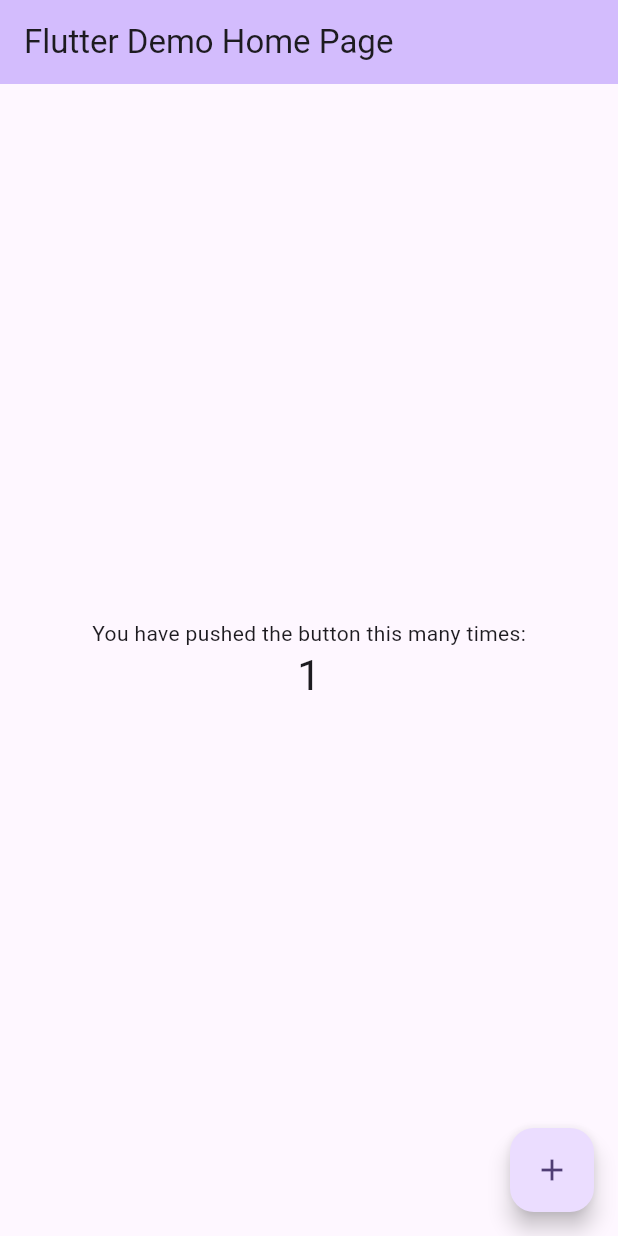
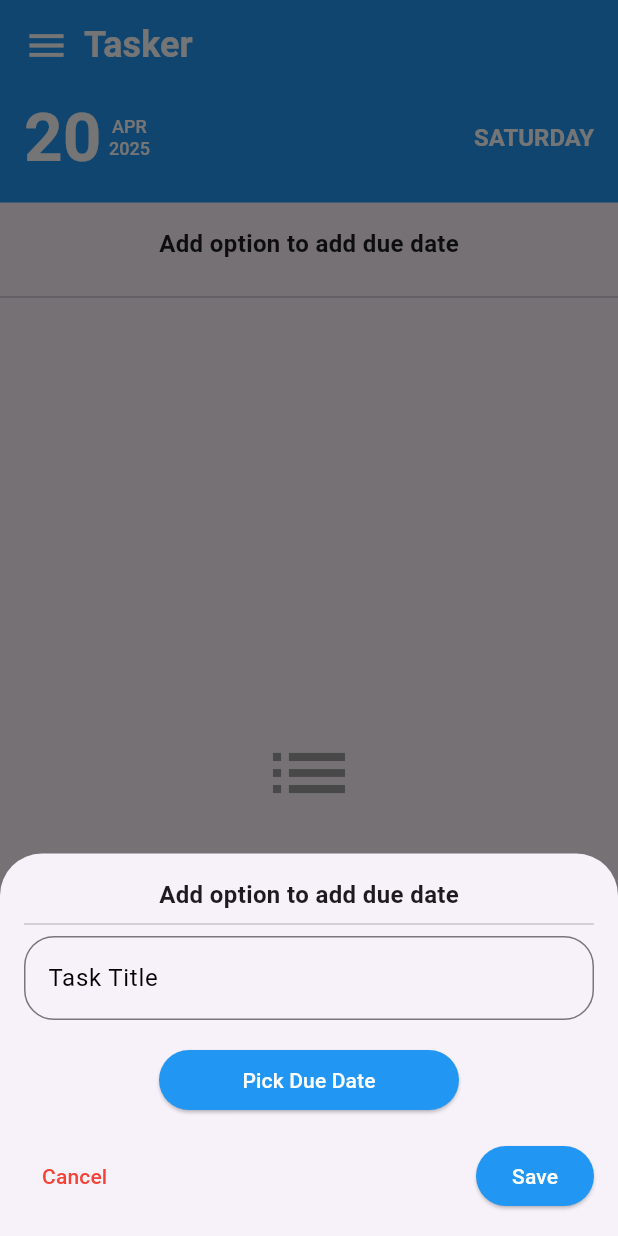
Before and after one commit to a7medjamal/CIS_Tasks, a Flutter app: the screen it shows after launch, after a tap on the "add" icon, on a phone screen of 412 x 824 dp. Run offline on Flutter 3.47's test engine with Material 3 defaults, Android fonts, the phone set to English and light mode, and no system bars; our stand-ins replace sqflite; accounts and stored records are empty.

Commit message:
created: home screen & some optimizations

```diff
--- a/week-5/to_do_list_with_sqlite/analysis_options.yaml
+++ b/week-5/to_do_list_with_sqlite/analysis_options.yaml
@@ -7,6 +7,10 @@
 
 # The following line activates a set of recommended lints for Flutter apps,
 # packages, and plugins designed to encourage good coding practices.
+analyzer:
+  errors:
+    use_build_context_synchronously: ignore
+    deprecated_member_use: ignore
 include: package:flutter_lints/flutter.yaml
 
 linter:
--- /dev/null
+++ b/week-5/to_do_list_with_sqlite/lib/core/utils/date_utils.dart
@@ -0,0 +1,15 @@
+String getMonthAbbreviation(int month) {
+  const months = [
+    'JAN', 'FEB', 'MAR', 'APR', 'MAY', 'JUN',
+    'JUL', 'AUG', 'SEP', 'OCT', 'NOV', 'DEC',
+  ];
+  return months[month - 1];
+}
+
+String getWeekdayName(int weekday) {
+  const weekdays = [
+    'SUNDAY', 'MONDAY', 'TUESDAY', 'WEDNESDAY',
+    'THURSDAY', 'FRIDAY', 'SATURDAY',
+  ];
+  return weekdays[weekday - 1];
+}
--- a/week-5/to_do_list_with_sqlite/lib/main.dart
+++ b/week-5/to_do_list_with_sqlite/lib/main.dart
@@ -1,122 +1,26 @@
 import 'package:flutter/material.dart';
+import 'package:to_do_list_with_sqlite/data/datasources/todo_local_datasource.dart';
+import 'package:to_do_list_with_sqlite/data/repositories/todo_repository_impl.dart';
+import 'package:to_do_list_with_sqlite/domain/usecases/get_all_todos.dart';
+import 'package:to_do_list_with_sqlite/domain/usecases/insert_todo.dart';
+import 'package:to_do_list_with_sqlite/presentation/screens/home_screen.dart';
 
 void main() {
-  runApp(const MyApp());
+  WidgetsFlutterBinding.ensureInitialized();
+  runApp(ToDoApp());
 }
 
-class MyApp extends StatelessWidget {
-  const MyApp({super.key});
-
-  // This widget is the root of your application.
+class ToDoApp extends StatelessWidget {
+  const ToDoApp({super.key});
   @override
   Widget build(BuildContext context) {
+    final datasource = TodoLocalDatasource();
+    final repository = TodoRepositoryImpl(datasource);
+    final getAllTodos = GetAllTodos(repository);
+    final insertTodo = InsertTodo(repository);
     return MaterialApp(
-      title: 'Flutter Demo',
-      theme: ThemeData(
-        // This is the theme of your application.
-        //
-        // TRY THIS: Try running your application with "flutter run". You'll see
-        // the application has a purple toolbar. Then, without quitting the app,
-        // try changing the seedColor in the colorScheme below to Colors.green
-        // and then invoke "hot reload" (save your changes or press the "hot
-        // reload" button in a Flutter-supported IDE, or press "r" if you used
-        // the command line to start the app).
-        //
-        // Notice that the counter didn't reset back to zero; the application
-        // state is not lost during the reload. To reset the state, use hot
-        // restart instead.
-        //
-        // This works for code too, not just values: Most code changes can be
-        // tested with just a hot reload.
-        colorScheme: ColorScheme.fromSeed(seedColor: Colors.deepPurple),
-      ),
-      home: const MyHomePage(title: 'Flutter Demo Home Page'),
+      home: HomePage(getAllTodos: getAllTodos, insertTodo: insertTodo),
+      debugShowCheckedModeBanner: false,
     );
   }
 }
-
-class MyHomePage extends StatefulWidget {
-  const MyHomePage({super.key, required this.title});
-
-  // This widget is the home page of your application. It is stateful, meaning
-  // that it has a State object (defined below) that contains fields that affect
-  // how it looks.
-
-  // This class is the configuration for the state. It holds the values (in this
-  // case the title) provided by the parent (in this case the App widget) and
-  // used by the build method of the State. Fields in a Widget subclass are
-  // always marked "final".
-
-  final String title;
-
-  @override
-  State<MyHomePage> createState() => _MyHomePageState();
-}
-
-class _MyHomePageState extends State<MyHomePage> {
-  int _counter = 0;
-
-  void _incrementCounter() {
-    setState(() {
-      // This call to setState tells the Flutter framework that something has
-      // changed in this State, which causes it to rerun the build method below
-      // so that the display can reflect the updated values. If we changed
-      // _counter without calling setState(), then the build method would not be
-      // called again, and so nothing would appear to happen.
-      _counter++;
-    });
-  }
-
-  @override
-  Widget build(BuildContext context) {
-    // This method is rerun every time setState is called, for instance as done
-    // by the _incrementCounter method above.
-    //
-    // The Flutter framework has been optimized to make rerunning build methods
-    // fast, so that you can just rebuild anything that needs updating rather
-    // than having to individually change instances of widgets.
-    return Scaffold(
-      appBar: AppBar(
-        // TRY THIS: Try changing the color here to a specific color (to
-        // Colors.amber, perhaps?) and trigger a hot reload to see the AppBar
-        // change color while the other colors stay the same.
-        backgroundColor: Theme.of(context).colorScheme.inversePrimary,
-        // Here we take the value from the MyHomePage object that was created by
-        // the App.build method, and use it to set our appbar title.
-        title: Text(widget.title),
-      ),
-      body: Center(
-        // Center is a layout widget. It takes a single child and positions it
-        // in the middle of the parent.
-        child: Column(
-          // Column is also a layout widget. It takes a list of children and
-          // arranges them vertically. By default, it sizes itself to fit its
-          // children horizontally, and tries to be as tall as its parent.
-          //
-          // Column has various properties to control how it sizes itself and
-          // how it positions its children. Here we use mainAxisAlignment to
-          // center the children vertically; the main axis here is the vertical
-          // axis because Columns are vertical (the cross axis would be
-          // horizontal).
-          //
-          // TRY THIS: Invoke "debug painting" (choose the "Toggle Debug Paint"
-          // action in the IDE, or press "p" in the console), to see the
-          // wireframe for each widget.
-          mainAxisAlignment: MainAxisAlignment.center,
-          children: <Widget>[
-            const Text('You have pushed the button this many times:'),
-            Text(
-              '$_counter',
-              style: Theme.of(context).textTheme.headlineMedium,
-            ),
-          ],
-        ),
-      ),
-      floatingActionButton: FloatingActionButton(
-        onPressed: _incrementCounter,
-        tooltip: 'Increment',
-        child: const Icon(Icons.add),
-      ), // This trailing comma makes auto-formatting nicer for build methods.
-    );
-  }
-}
--- /dev/null
+++ b/week-5/to_do_list_with_sqlite/lib/presentation/screens/home_screen.dart
@@ -0,0 +1,115 @@
+import 'package:flutter/material.dart';
+import 'package:to_do_list_with_sqlite/core/utils/date_utils.dart';
+import 'package:to_do_list_with_sqlite/presentation/screens/widgets/add_todo_sheet.dart';
+import 'package:to_do_list_with_sqlite/presentation/screens/widgets/todo_empty_state.dart';
+import 'package:to_do_list_with_sqlite/presentation/screens/widgets/todo_list_view.dart';
+import '../../domain/usecases/get_all_todos.dart';
+import '../../domain/usecases/insert_todo.dart';
+import '../../domain/entities/todo.dart';
+
+class HomePage extends StatelessWidget {
+  final GetAllTodos getAllTodos;
+  final InsertTodo insertTodo;
+
+  const HomePage({
+    super.key,
+    required this.getAllTodos,
+    required this.insertTodo,
+  });
+
+  @override
+  Widget build(BuildContext context) {
+    final now = DateTime.now();
+
+    return Scaffold(
+      appBar: AppBar(
+        toolbarHeight: 135,
+        backgroundColor: Colors.blue,
+        title: _buildHeader(now),
+      ),
+      body: FutureBuilder<List<Todo>>(
+        future: getAllTodos(),
+        builder: (context, snapshot) {
+          if (snapshot.connectionState == ConnectionState.waiting) {
+            return const Center(child: CircularProgressIndicator());
+          }
+          if (!snapshot.hasData || snapshot.data!.isEmpty) {
+            return const TodoEmptyState();
+          }
+          return TodoListView(todos: snapshot.data!);
+        },
+      ),
+      floatingActionButton: FloatingActionButton(
+        shape: RoundedRectangleBorder(borderRadius: BorderRadius.circular(30)),
+        backgroundColor: Colors.blue,
+        onPressed: () => showAddTodoSheet(context, insertTodo),
+        child: const Icon(Icons.add, size: 30, color: Colors.white),
+      ),
+    );
+  }
+
+  Widget _buildHeader(DateTime now) {
+    return Column(
+      crossAxisAlignment: CrossAxisAlignment.start,
+      children: [
+        Row(
+          children: const [
+            Icon(Icons.menu, size: 30, color: Colors.white),
+            SizedBox(width: 10),
+            Text(
+              'Tasker',
+              style: TextStyle(
+                fontSize: 24,
+                fontWeight: FontWeight.bold,
+                color: Colors.white,
+              ),
+            ),
+          ],
+        ),
+        const SizedBox(height: 18),
+        Row(
+          children: [
+            Text(
+              now.day.toString(),
+              style: const TextStyle(
+                fontSize: 45,
+                fontWeight: FontWeight.bold,
+                color: Colors.white,
+              ),
+            ),
+            const SizedBox(width: 5),
+            Column(
+              children: [
+                Text(
+                  getMonthAbbreviation(now.month),
+                  style: const TextStyle(
+                    fontSize: 12,
+                    fontWeight: FontWeight.w500,
+                    color: Colors.white,
+                  ),
+                ),
+                Text(
+                  now.year.toString(),
+                  style: const TextStyle(
+                    fontSize: 12,
+                    fontWeight: FontWeight.w500,
+                    color: Colors.white,
+                  ),
+                ),
+              ],
+            ),
+            const Spacer(),
+            Text(
+              getWeekdayName(now.weekday),
+              style: const TextStyle(
+                fontSize: 16,
+                fontWeight: FontWeight.w700,
+                color: Colors.white,
+              ),
+            ),
+          ],
+        ),
+      ],
+    );
+  }
+}
--- /dev/null
+++ b/week-5/to_do_list_with_sqlite/lib/presentation/screens/widgets/add_todo_sheet.dart
@@ -0,0 +1,111 @@
+import 'package:flutter/material.dart';
+import '../../../domain/entities/todo.dart';
+import '../../../domain/usecases/insert_todo.dart';
+
+void showAddTodoSheet(BuildContext context, InsertTodo insertTodo) {
+  final titleController = TextEditingController();
+  DateTime? pickedDate;
+
+  showModalBottomSheet(
+    context: context,
+    builder: (_) {
+      return Padding(
+        padding: const EdgeInsets.all(16),
+        child: Column(
+          mainAxisSize: MainAxisSize.min,
+          children: [
+            const Text(
+              'Add option to add due date',
+              style: TextStyle(fontSize: 16, fontWeight: FontWeight.bold),
+            ),
+            const Divider(),
+            TextField(
+              controller: titleController,
+              decoration: const InputDecoration(
+                focusColor: Colors.blue,
+                labelStyle: TextStyle(color: Colors.black),
+                focusedBorder: OutlineInputBorder(
+                  borderSide: BorderSide(color: Colors.blue),
+                  borderRadius: BorderRadius.all(Radius.circular(20)),
+                ),
+                labelText: 'Task Title',
+                border: OutlineInputBorder(
+                  borderRadius: BorderRadius.all(Radius.circular(20)),
+                ),
+              ),
+            ),
+            const SizedBox(height: 16),
+            ElevatedButton(
+              style: ElevatedButton.styleFrom(
+                backgroundColor: Colors.blue,
+                shape: RoundedRectangleBorder(
+                  borderRadius: BorderRadius.circular(20),
+                ),
+                fixedSize: const Size(200, 40),
+              ),
+              onPressed: () async {
+                pickedDate = await showDatePicker(
+                  context: context,
+                  firstDate: DateTime.now(),
+                  lastDate: DateTime(2100),
+                  initialDate: DateTime.now(),
+                  builder: (context, child) {
+                    return Theme(
+                      data: ThemeData.light().copyWith(
+                        primaryColor: Colors.blue,
+                        colorScheme: const ColorScheme.light(
+                          primary: Colors.blue,
+                        ),
+                        buttonTheme: const ButtonThemeData(
+                          textTheme: ButtonTextTheme.primary,
+                        ),
+                      ),
+                      child: child!,
+                    );
+                  },
+                );
+              },
+              child: const Text(
+                "Pick Due Date",
+                style: TextStyle(color: Colors.white),
+              ),
+            ),
+            const SizedBox(height: 16),
+            Row(
+              mainAxisAlignment: MainAxisAlignment.spaceBetween,
+              children: [
+                TextButton(
+                  child: const Text(
+                    "Cancel",
+                    style: TextStyle(color: Colors.red),
+                  ),
+                  onPressed: () => Navigator.pop(context),
+                ),
+                ElevatedButton(
+                  style: ElevatedButton.styleFrom(
+                    backgroundColor: Colors.blue,
+                    shape: RoundedRectangleBorder(
+                      borderRadius: BorderRadius.circular(20),
+                    ),
+                  ),
+                  onPressed: () async {
+                    if (titleController.text.isNotEmpty) {
+                      await insertTodo(
+                        Todo(title: titleController.text, dueDate: pickedDate),
+                      );
+                      Navigator.pop(context);
+                    }
+                  },
+                  child: const Text(
+                    "Save",
+                    style: TextStyle(color: Colors.white),
+                  ),
+                ),
+              ],
+            ),
+          ],
+        ),
+      );
+    },
+  );
+}
--- /dev/null
+++ b/week-5/to_do_list_with_sqlite/lib/presentation/screens/widgets/todo_empty_state.dart
@@ -0,0 +1,24 @@
+import 'package:flutter/material.dart';
+
+class TodoEmptyState extends StatelessWidget {
+  const TodoEmptyState({super.key});
+
+  @override
+  Widget build(BuildContext context) {
+    return Column(
+      children: const [
+        Padding(
+          padding: EdgeInsets.all(16.0),
+          child: Text(
+            'Add option to add due date',
+            style: TextStyle(fontSize: 16, fontWeight: FontWeight.bold),
+          ),
+        ),
+        Divider(),
+        Expanded(
+          child: Center(child: Icon(Icons.list, size: 64, color: Colors.grey)),
+        ),
+      ],
+    );
+  }
+}
--- /dev/null
+++ b/week-5/to_do_list_with_sqlite/lib/presentation/screens/widgets/todo_list_view.dart
@@ -0,0 +1,59 @@
+import 'package:flutter/material.dart';
+import 'package:sqflite/sqflite.dart';
+import '../../../domain/entities/todo.dart';
+
+class TodoListView extends StatelessWidget {
+  final List<Todo> todos;
+
+  const TodoListView({super.key, required this.todos});
+
+  @override
+  Widget build(BuildContext context) {
+    return ListView.builder(
+      itemCount: todos.length,
+      itemBuilder: (_, index) {
+        final todo = todos[index];
+        return Column(
+          children: [
+            ListTile(
+              leading: Transform.scale(
+                scale: 1.5,
+                child: Checkbox(
+                  fillColor: MaterialStateProperty.all(Colors.blue),
+                  shape: RoundedRectangleBorder(
+                    borderRadius: BorderRadius.circular(20),
+                  ),
+                  value: false,
+                  onChanged: (value) {
+                    Future.delayed(const Duration(milliseconds: 100), () {
+                      deleteDatabase(todo.id.toString());
+                    });
+                  },
+                ),
+              ),
+              title: Text(todo.title),
+              subtitle: _buildDueDateText(todo.dueDate),
+            ),
+            const Divider(height: 1),
+          ],
+        );
+      },
+    );
+  }
+
+  Widget _buildDueDateText(DateTime? dueDate) {
+    if (dueDate == null) return const Text('No due date');
+    final now = DateTime.now();
+    final today = DateTime(now.year, now.month, now.day);
+    final dueDay = DateTime(dueDate.year, dueDate.month, dueDate.day);
+    final difference = dueDay.difference(today).inDays;
+
+    if (difference == 0) {
+      return const Text('Due today', style: TextStyle(color: Colors.red));
+    } else if (difference > 0) {
+      return Text('Due in $difference day(s)');
+    } else {
+      return const Text('Overdue', style: TextStyle(color: Colors.red));
+    }
+  }
+}
--- a/week-5/to_do_list_with_sqlite/pubspec.yaml
+++ b/week-5/to_do_list_with_sqlite/pubspec.yaml
@@ -34,6 +34,8 @@ dependencies:
   # The following adds the Cupertino Icons font to your application.
   # Use with the CupertinoIcons class for iOS style icons.
   cupertino_icons: ^1.0.8
+  sqflite: ^2.4.2
+  path: ^1.9.1
 
 dev_dependencies:
   flutter_test:
```
Also changed, not shown: week-5/to_do_list_with_sqlite/pubspec.lock, 2 other files.
